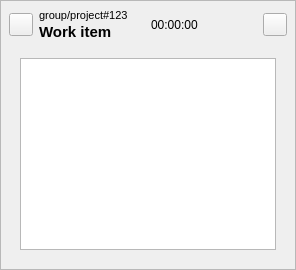
First picture: the form in Productivity/GitlabTasks/WorkItemEntry.ui, repository Hitonoriol/HxToolkit, before the edit.
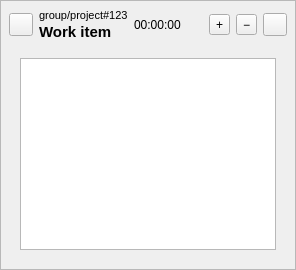
Second picture: the form after the edit.

Commit message: Add / remove Gitlab time tracking entries

Diff of the .ui file:
```diff
--- a/Productivity/GitlabTasks/WorkItemEntry.ui
+++ b/Productivity/GitlabTasks/WorkItemEntry.ui
@@ -75,6 +75,26 @@
          </property>
         </widget>
        </item>
+       <item>
+        <widget class="QToolButton" name="AddTimeButton">
+         <property name="toolTip">
+          <string>Add logged time</string>
+         </property>
+         <property name="text">
+          <string>+</string>
+         </property>
+        </widget>
+       </item>
+       <item>
+        <widget class="QToolButton" name="RemoveTimeButton">
+         <property name="toolTip">
+          <string>Delete logged time</string>
+         </property>
+         <property name="text">
+          <string>−</string>
+         </property>
+        </widget>
+       </item>
        <item>
         <widget class="QToolButton" name="TrackTimeButton">
          <property name="toolTip">
```
Left out of the diff: 14 changed lines with no effect on the pictures. The commit also changes 8 other files.
